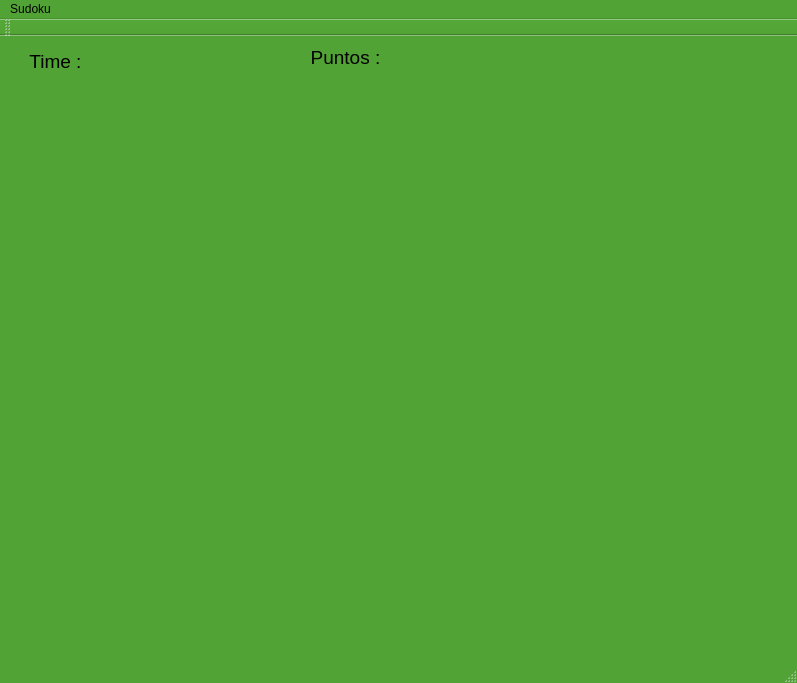
Above: mainwindow.ui from juanmisak/Sudoku-cpp before the change. Below: the same form after it.
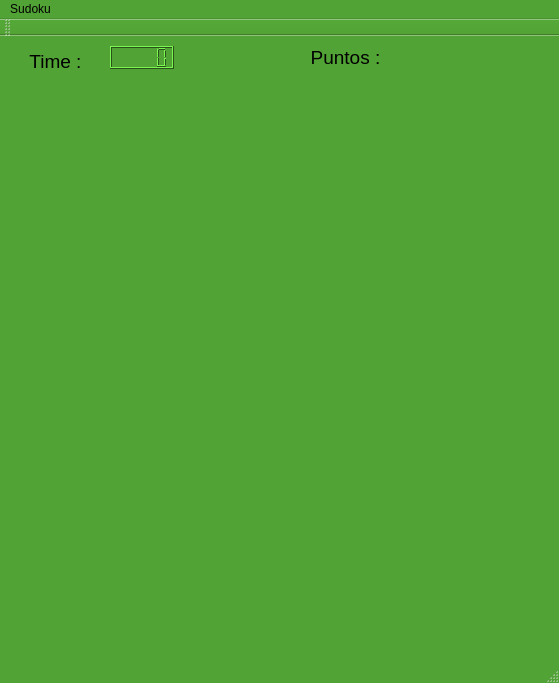
That is the form after the change. Icons and pictures are not drawn.

Patch:
```diff
--- a/mainwindow.ui
+++ b/mainwindow.ui
@@ -6,7 +6,7 @@
    <rect>
     <x>0</x>
     <y>0</y>
-    <width>797</width>
+    <width>559</width>
     <height>683</height>
    </rect>
   </property>
@@ -456,7 +456,7 @@
      <rect>
       <x>10</x>
       <y>540</y>
-      <width>716</width>
+      <width>541</width>
       <height>62</height>
      </rect>
     </property>
@@ -717,14 +717,24 @@
      <bool>true</bool>
     </property>
    </widget>
+   <widget class="QLCDNumber" name="cronometroLcd">
+    <property name="geometry">
+     <rect>
+      <x>110</x>
+      <y>10</y>
+      <width>64</width>
+      <height>23</height>
+     </rect>
+    </property>
+   </widget>
   </widget>
   <widget class="QMenuBar" name="menuBar">
    <property name="geometry">
     <rect>
      <x>0</x>
      <y>0</y>
-     <width>797</width>
-     <height>27</height>
+     <width>559</width>
+     <height>21</height>
     </rect>
    </property>
    <widget class="QMenu" name="menuSudoku">
```
